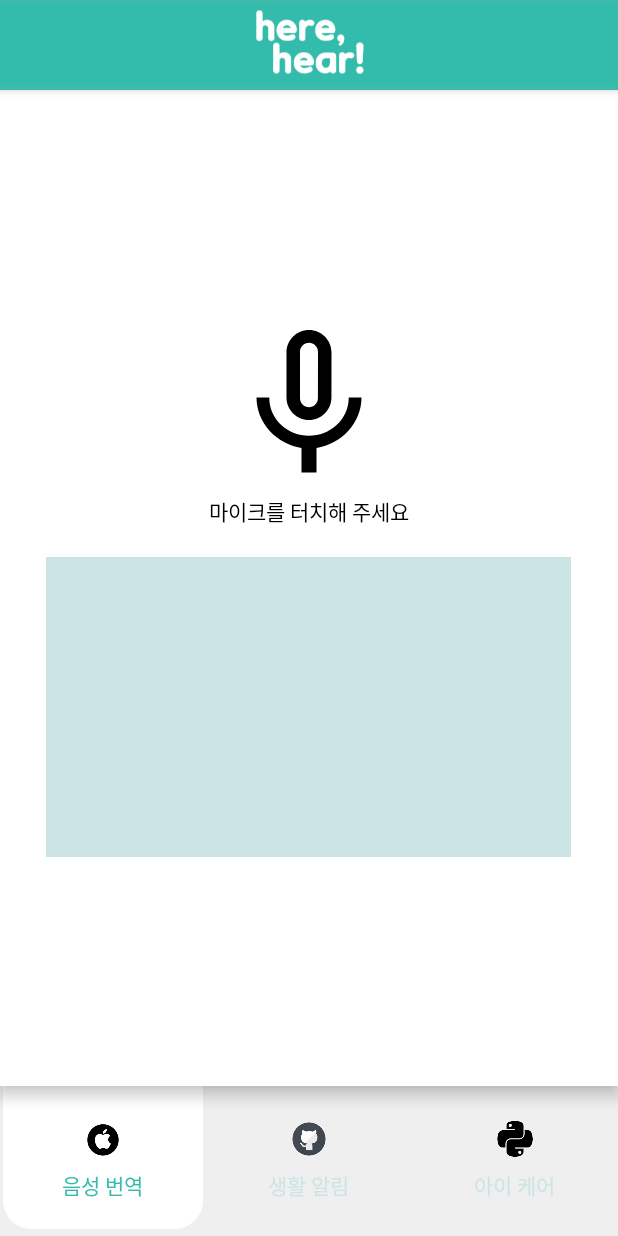
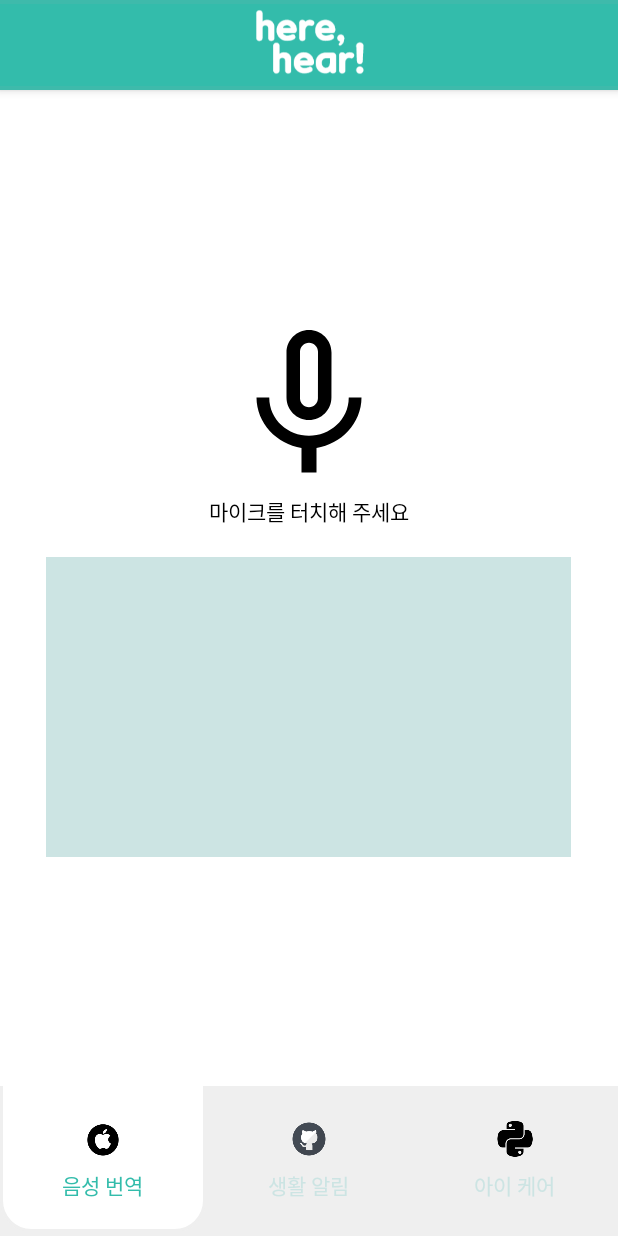
Before and after one commit to allcle/JCP, an Android app: the screen it shows after launch (MainActivity), on a phone screen of 412 x 824 dp. Run offline under Robolectric (Android 15) with nearby library versions, the phone set to English and light mode, and no system bars.

```diff
--- a/2. Programming_workspace/HereHear/app/src/main/res/layout/activity_main.xml
+++ b/2. Programming_workspace/HereHear/app/src/main/res/layout/activity_main.xml
@@ -29,7 +29,7 @@
             <!--            밑에 바 -->
 
             <androidx.viewpager.widget.ViewPager
-                android:elevation="6dp"
+                android:elevation="4dp"
                 android:id="@+id/MainActivity_ViewPager_viewPager"
                 android:layout_width="match_parent"
                 android:layout_height="match_parent"
```
